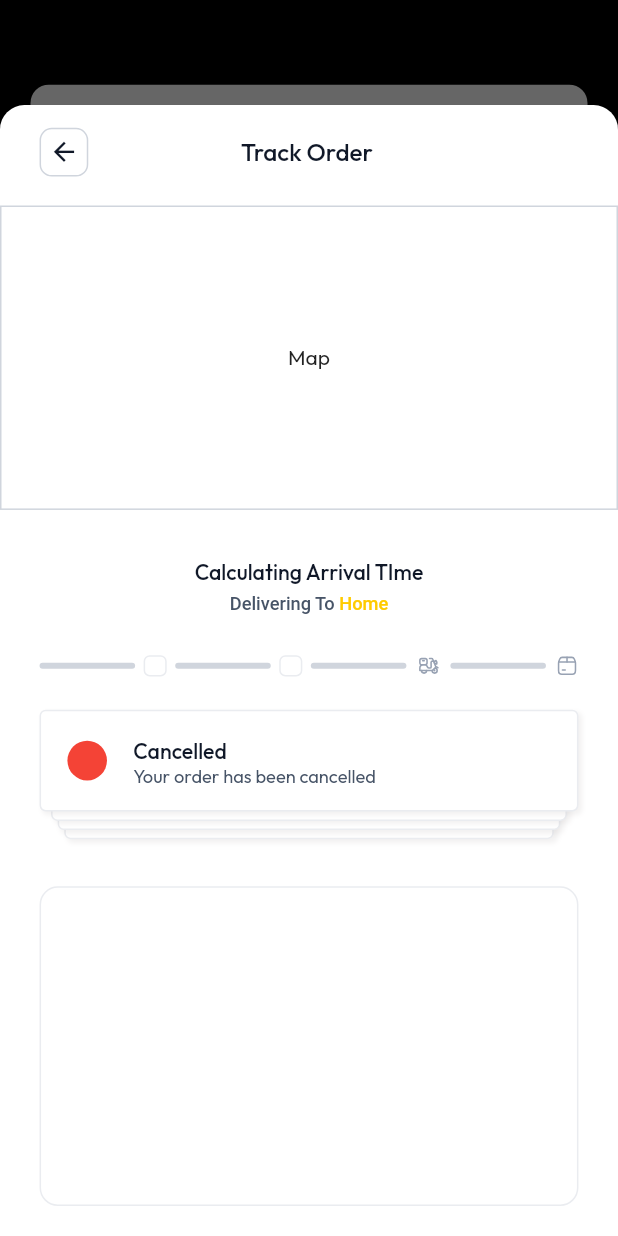
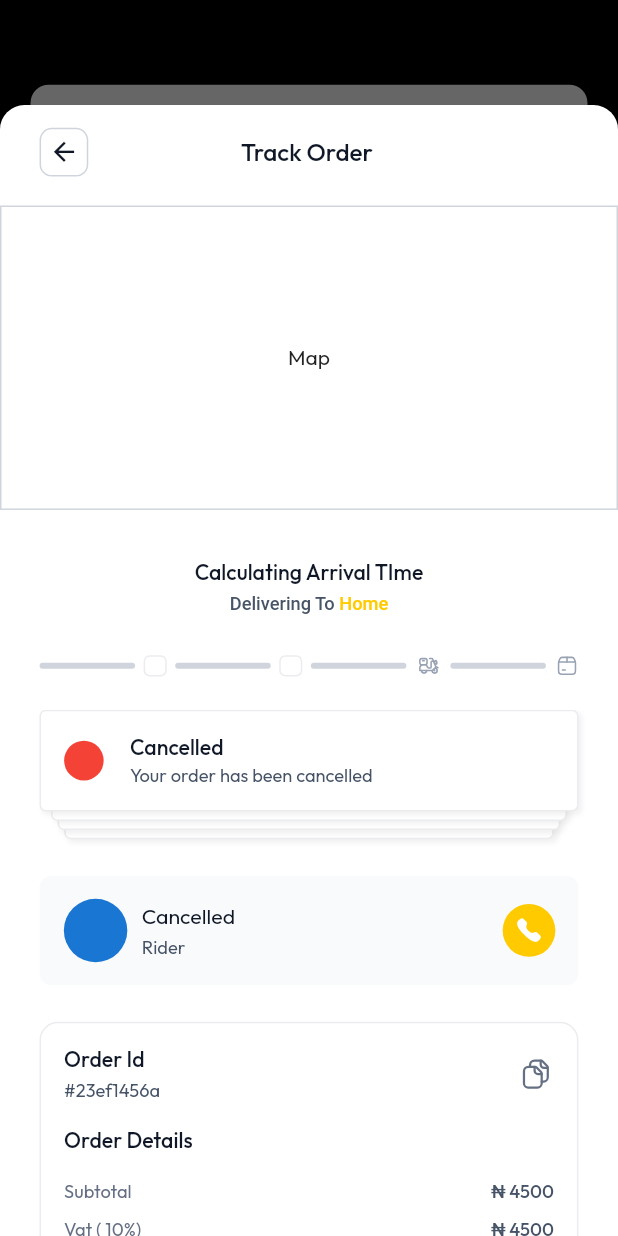
Before and after one commit to SaharaDelivery/shaap_mobile_app, a Flutter app: the OrdersView screen opened directly, after a tap on "kfc nigeria - ikeja", on a phone screen of 412 x 824 dp. Run offline on Flutter 3.47's test engine with Material 2 defaults, Android fonts, the phone set to English and light mode, and no system bars; our stand-ins replace dotted_line, file_picker, flutter_riverpod, flutter_screenutil, flutter_svg, fpdart and 9 more; accounts and stored records are empty.

Commit message:
fixing up the track orders UI

```diff
--- a/lib/features/orders/views/track_orders_bottom_sheet.dart
+++ b/lib/features/orders/views/track_orders_bottom_sheet.dart
@@ -1,6 +1,7 @@
 import 'package:flutter/material.dart';
 import 'package:flutter_riverpod/flutter_riverpod.dart';
 import 'package:flutter_screenutil/flutter_screenutil.dart';
+import 'package:shaap_mobile_app/features/orders/widgets/call_rider_card.dart';
 import 'package:shaap_mobile_app/features/orders/widgets/delivery_progess_widget.dart';
 import 'package:shaap_mobile_app/features/orders/widgets/order_cost_details_card.dart';
 import 'package:shaap_mobile_app/features/orders/widgets/status_stacked_card.dart';
@@ -149,10 +150,16 @@ class _TrackOrdersBottomSheetState
                           //! status stacked0
                           StatusStackedCard(),
 
-                          31.sbH,
+                          24.sbH,
+                          //! call rider
+                          CallRiderCard(),
+                          24.sbH,
 
                           //! order cost details
-                          OrderCostDetailsCard()
+                          OrderCostDetailsCard(),
+
+                          //! space
+                          30.sbH,
                         ],
                       ),
                     ),
--- /dev/null
+++ b/lib/features/orders/widgets/call_rider_card.dart
@@ -0,0 +1,61 @@
+import 'package:flutter/material.dart';
+import 'package:flutter_riverpod/flutter_riverpod.dart';
+import 'package:flutter_screenutil/flutter_screenutil.dart';
+import 'package:flutter_svg/flutter_svg.dart';
+import 'package:shaap_mobile_app/theme/palette.dart';
+import 'package:shaap_mobile_app/utils/string_extensions.dart';
+import 'package:shaap_mobile_app/utils/widget_extensions.dart';
+
+class CallRiderCard extends ConsumerWidget {
+  const CallRiderCard({super.key});
+
+  @override
+  Widget build(BuildContext context, WidgetRef ref) {
+    return Container(
+      margin: 24.padH,
+      padding: EdgeInsets.all(14.w),
+      height: 72.h,
+      decoration: BoxDecoration(
+        color: Pallete.trackOrdersGrey,
+        borderRadius: BorderRadius.circular(8.r),
+      ),
+      child: Row(
+        children: [
+          CircleAvatar(
+            radius: 20.w,
+          ),
+          8.sbW,
+          Column(
+            crossAxisAlignment: CrossAxisAlignment.start,
+            mainAxisAlignment: MainAxisAlignment.center,
+            children: [
+              Text(
+                'Cancelled',
+                style: TextStyle(
+                  color: Pallete.textBlack,
+                  fontSize: 14.sp,
+                  fontWeight: FontWeight.w400,
+                ),
+              ),
+              4.sbH,
+              Text(
+                'Rider',
+                style: TextStyle(
+                  color: Pallete.textGrey,
+                  fontSize: 12.sp,
+                  fontWeight: FontWeight.w400,
+                ),
+              ),
+            ],
+          ),
+          const Spacer(),
+          CircleAvatar(
+            radius: 16.w,
+            backgroundColor: Pallete.yellowColor,
+            child: SvgPicture.asset('phone'.svg),
+          ),
+        ],
+      ),
+    );
+  }
+}
--- a/lib/features/orders/widgets/order_cost_details_card.dart
+++ b/lib/features/orders/widgets/order_cost_details_card.dart
@@ -1,7 +1,10 @@
 import 'package:flutter/material.dart';
 import 'package:flutter_riverpod/flutter_riverpod.dart';
 import 'package:flutter_screenutil/flutter_screenutil.dart';
+import 'package:flutter_svg/flutter_svg.dart';
+import 'package:shaap_mobile_app/shared/app_texts.dart';
 import 'package:shaap_mobile_app/theme/palette.dart';
+import 'package:shaap_mobile_app/utils/string_extensions.dart';
 import 'package:shaap_mobile_app/utils/widget_extensions.dart';
 
 class OrderCostDetailsCard extends ConsumerWidget {
@@ -17,29 +20,155 @@ class OrderCostDetailsCard extends ConsumerWidget {
           borderRadius: BorderRadius.circular(12.r),
           border: Border.all(color: Pallete.dividerGreyColor)),
       child: Column(
+        mainAxisAlignment: MainAxisAlignment.spaceBetween,
         children: [
           //! order id, copy
           Row(
             mainAxisAlignment: MainAxisAlignment.spaceBetween,
             children: [
+              Column(
+                crossAxisAlignment: CrossAxisAlignment.start,
+                children: [
+                  Text(
+                    'Order Id',
+                    style: TextStyle(
+                      color: Pallete.textBlack,
+                      fontSize: 14.sp,
+                      fontWeight: FontWeight.w500,
+                    ),
+                  ),
+                  4.sbH,
+                  Text(
+                    '#23ef1456a',
+                    style: TextStyle(
+                      color: Pallete.textGrey,
+                      fontSize: 12.sp,
+                      fontWeight: FontWeight.w400,
+                    ),
+                  ),
+                ],
+              ),
 
+              //! copy icon
+              InkWell(
+                onTap: () {},
+                child: SvgPicture.asset('copy'.svg),
+              ),
             ],
           ),
 
           //! order details
-          Row(),
+          Row(
+            children: [
+              Text(
+                'Order Details',
+                style: TextStyle(
+                  color: Pallete.textBlack,
+                  fontSize: 14.sp,
+                  fontWeight: FontWeight.w500,
+                ),
+              ),
+            ],
+          ),
 
-          //! food name
-          Row(),
+          SizedBox(
+            height: 90.h,
+            child: Column(
+              mainAxisAlignment: MainAxisAlignment.spaceBetween,
+              children: [
+                Row(
+                  mainAxisAlignment: MainAxisAlignment.spaceBetween,
+                  children: [
+                    Text(
+                      AppTexts.subTotal,
+                      style: TextStyle(
+                        color: Pallete.textGreylighter,
+                        fontSize: 12.sp,
+                        fontWeight: FontWeight.w400,
+                      ),
+                    ),
+                    Text(
+                      '${AppTexts.naira} 4500',
+                      style: TextStyle(
+                        color: Pallete.textGrey,
+                        fontSize: 12.sp,
+                        fontWeight: FontWeight.w500,
+                      ),
+                    ),
+                  ],
+                ),
 
-          //! vat
-          Row(),
+                //! vat
+                Row(
+                  mainAxisAlignment: MainAxisAlignment.spaceBetween,
+                  children: [
+                    Text(
+                      AppTexts.vat,
+                      style: TextStyle(
+                        color: Pallete.textGreylighter,
+                        fontSize: 12.sp,
+                        fontWeight: FontWeight.w400,
+                      ),
+                    ),
+                    Text(
+                      '${AppTexts.naira} 4500',
+                      style: TextStyle(
+                        color: Pallete.textGrey,
+                        fontSize: 12.sp,
+                        fontWeight: FontWeight.w500,
+                      ),
+                    ),
+                  ],
+                ),
 
-          //! delivery fee
-          Row(),
+                //! delivery fee
+                Row(
+                  mainAxisAlignment: MainAxisAlignment.spaceBetween,
+                  children: [
+                    Text(
+                      AppTexts.deliveryFee,
+                      style: TextStyle(
+                        color: Pallete.textGreylighter,
+                        fontSize: 12.sp,
+                        fontWeight: FontWeight.w400,
+                      ),
+                    ),
+                    Text(
+                      '${AppTexts.naira} 1000',
+                      style: TextStyle(
+                        color: Pallete.textGrey,
+                        fontSize: 12.sp,
+                        fontWeight: FontWeight.w500,
+                      ),
+                    ),
+                  ],
+                ),
 
-          //! total
-          Row(),
+                //! total
+                Row(
+                  mainAxisAlignment: MainAxisAlignment.spaceBetween,
+                  children: [
+                    Text(
+                      AppTexts.total,
+                      style: TextStyle(
+                        color: Pallete.textGrey,
+                        fontSize: 12.sp,
+                        fontWeight: FontWeight.w400,
+                      ),
+                    ),
+                    Text(
+                      '${AppTexts.naira} 4500',
+                      style: TextStyle(
+                        color: Pallete.textBlack,
+                        fontSize: 12.sp,
+                        fontWeight: FontWeight.w500,
+                      ),
+                    ),
+                  ],
+                ),
+              ],
+            ),
+          ),
         ],
       ),
     );
--- a/lib/features/orders/widgets/status_stacked_card.dart
+++ b/lib/features/orders/widgets/status_stacked_card.dart
@@ -88,7 +88,7 @@ class StatusStackedCard extends ConsumerWidget {
             child: Container(
               height: 66.8.h,
               width: double.infinity,
-              padding: EdgeInsets.all(16.w),
+              padding: EdgeInsets.all(14.w),
               decoration: BoxDecoration(
                 color: Colors.white,
                 border: Border.all(color: Pallete.dividerGreyColor),
--- a/lib/theme/palette.dart
+++ b/lib/theme/palette.dart
@@ -32,6 +32,7 @@ class Pallete {
   static const cancelledRed = Color(0xffB42318);
   static const cancelledRedContainer = Color(0xffFEE4E2);
   static const shadowGrey = Color(0xff827878);
+  static const trackOrdersGrey = Color(0xffF9FAFB);
 
   // Themes
   static var darkModeAppTheme = ThemeData.dark().copyWith(
```
Also changed, not shown: lib/assets/images/phone.svg (added).
